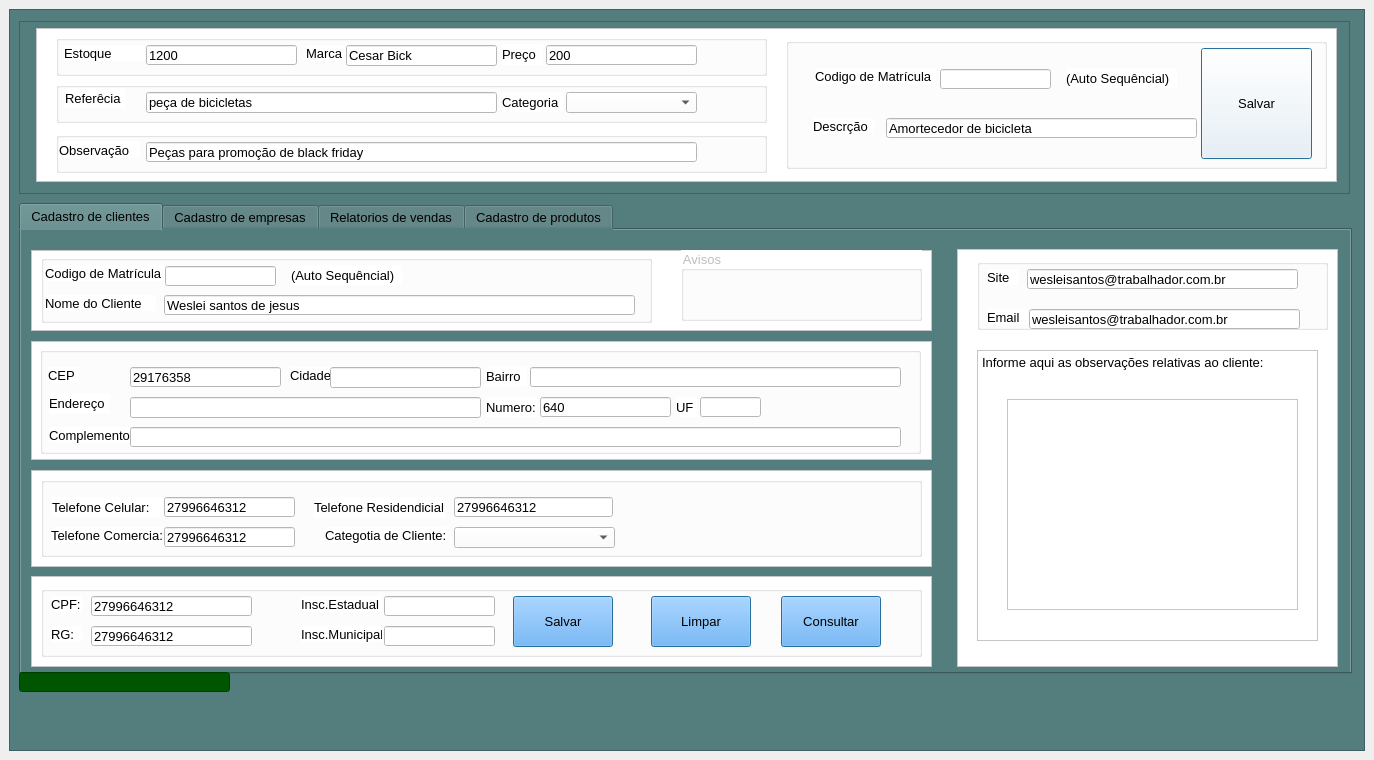
This is Views/TelaPrincipalDoSistema.ui in Weslei25/SistemaDeVendas as Qt 5 draws it before an edit. The edited form follows.
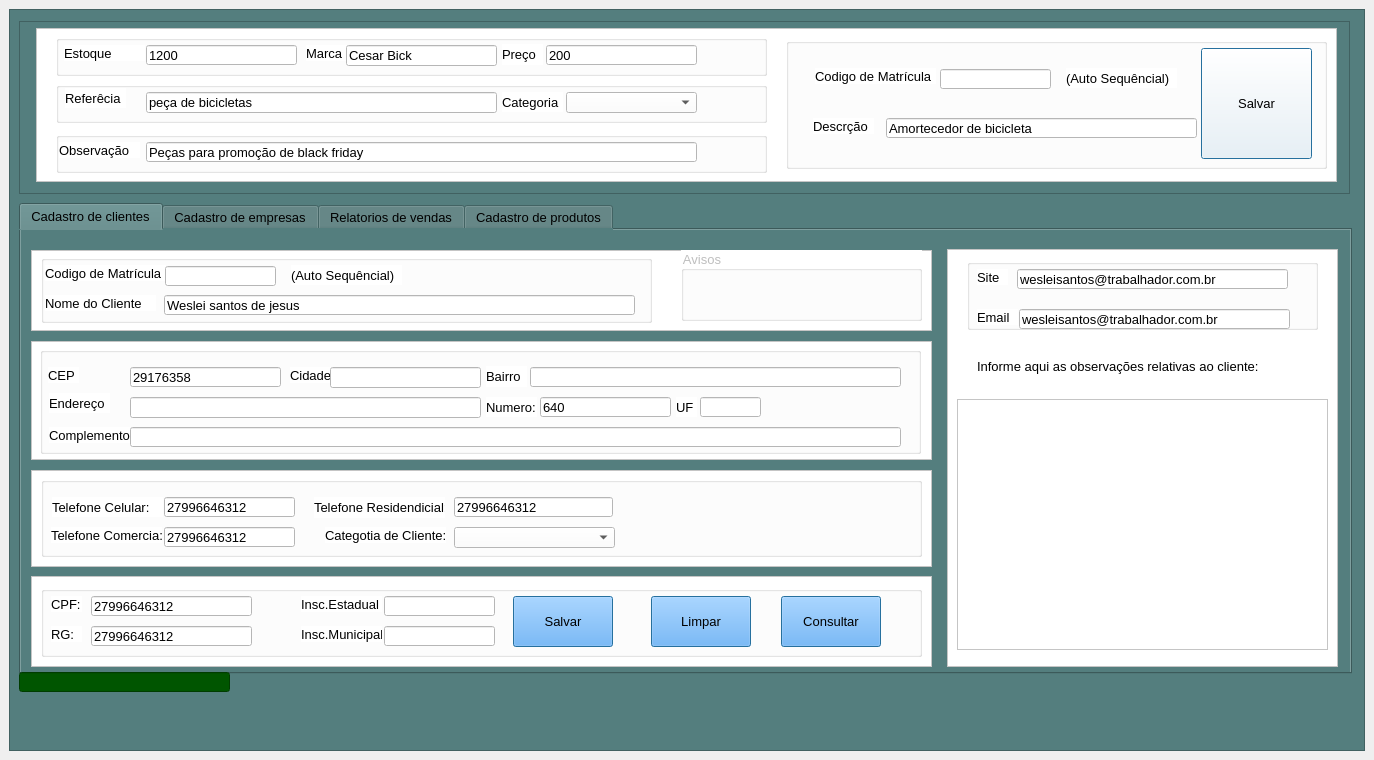
This is the edited form. The open tabs and pages were chosen to show the change. Icons and pictures are not drawn.

```diff
--- a/Views/TelaPrincipalDoSistema.ui
+++ b/Views/TelaPrincipalDoSistema.ui
@@ -1668,9 +1668,9 @@
         <widget class="QFrame" name="frame_7">
          <property name="geometry">
           <rect>
-           <x>936</x>
+           <x>926</x>
            <y>19</y>
-           <width>381</width>
+           <width>391</width>
            <height>418</height>
           </rect>
          </property>
@@ -1683,48 +1683,6 @@
          <property name="frameShadow">
           <enum>QFrame::Raised</enum>
          </property>
-         <widget class="QTextBrowser" name="textBrowser">
-          <property name="geometry">
-           <rect>
-            <x>20</x>
-            <y>101</y>
-            <width>341</width>
-            <height>291</height>
-           </rect>
-          </property>
-          <property name="font">
-           <font>
-            <family>Arial</family>
-            <pointsize>10</pointsize>
-           </font>
-          </property>
-          <property name="html">
-           <string>&lt;!DOCTYPE HTML PUBLIC &quot;-//W3C//DTD HTML 4.0//EN&quot; &quot;http://www.w3.org/TR/REC-html40/strict.dtd&quot;&gt;
-&lt;html&gt;&lt;head&gt;&lt;meta name=&quot;qrichtext&quot; content=&quot;1&quot; /&gt;&lt;style type=&quot;text/css&quot;&gt;
-p, li { white-space: pre-wrap; }
-&lt;/style&gt;&lt;/head&gt;&lt;body style=&quot; font-family:'Arial'; font-size:10pt; font-weight:400; font-style:normal;&quot;&gt;
-&lt;p style=&quot; margin-top:0px; margin-bottom:0px; margin-left:0px; margin-right:0px; -qt-block-indent:0; text-indent:0px;&quot;&gt;&lt;span style=&quot; font-family:'MS Shell Dlg 2';&quot;&gt;Informe aqui as observações relativas ao cliente:&lt;/span&gt;&lt;/p&gt;
-&lt;p style=&quot;-qt-paragraph-type:empty; margin-top:0px; margin-bottom:0px; margin-left:0px; margin-right:0px; -qt-block-indent:0; text-indent:0px; font-family:'MS Shell Dlg 2';&quot;&gt;&lt;br /&gt;&lt;/p&gt;&lt;/body&gt;&lt;/html&gt;</string>
-          </property>
-         </widget>
-         <widget class="QTextEdit" name="infoCliente">
-          <property name="geometry">
-           <rect>
-            <x>50</x>
-            <y>150</y>
-            <width>291</width>
-            <height>211</height>
-           </rect>
-          </property>
-          <property name="font">
-           <font>
-            <pointsize>10</pointsize>
-           </font>
-          </property>
-          <property name="styleSheet">
-           <string notr="true">background-color: rgb(255, 255, 255);</string>
-          </property>
-         </widget>
          <widget class="QGroupBox" name="groupBox_33">
           <property name="geometry">
            <rect>
@@ -1821,6 +1779,43 @@
            </property>
           </widget>
          </widget>
+         <widget class="QTextEdit" name="infoCliente">
+          <property name="geometry">
+           <rect>
+            <x>10</x>
+            <y>150</y>
+            <width>371</width>
+            <height>251</height>
+           </rect>
+          </property>
+          <property name="font">
+           <font>
+            <pointsize>10</pointsize>
+           </font>
+          </property>
+          <property name="styleSheet">
+           <string notr="true">background-color: rgb(255, 255, 255);</string>
+          </property>
+         </widget>
+         <widget class="QLabel" name="label_2">
+          <property name="geometry">
+           <rect>
+            <x>30</x>
+            <y>109</y>
+            <width>331</width>
+            <height>31</height>
+           </rect>
+          </property>
+          <property name="font">
+           <font>
+            <pointsize>10</pointsize>
+           </font>
+          </property>
+          <property name="text">
+           <string>Informe aqui as observações relativas ao cliente:
+</string>
+          </property>
+         </widget>
         </widget>
        </widget>
        <widget class="QWidget" name="tab_6">
```
Left out of the diff: 3 changed lines with no effect on the pictures.
